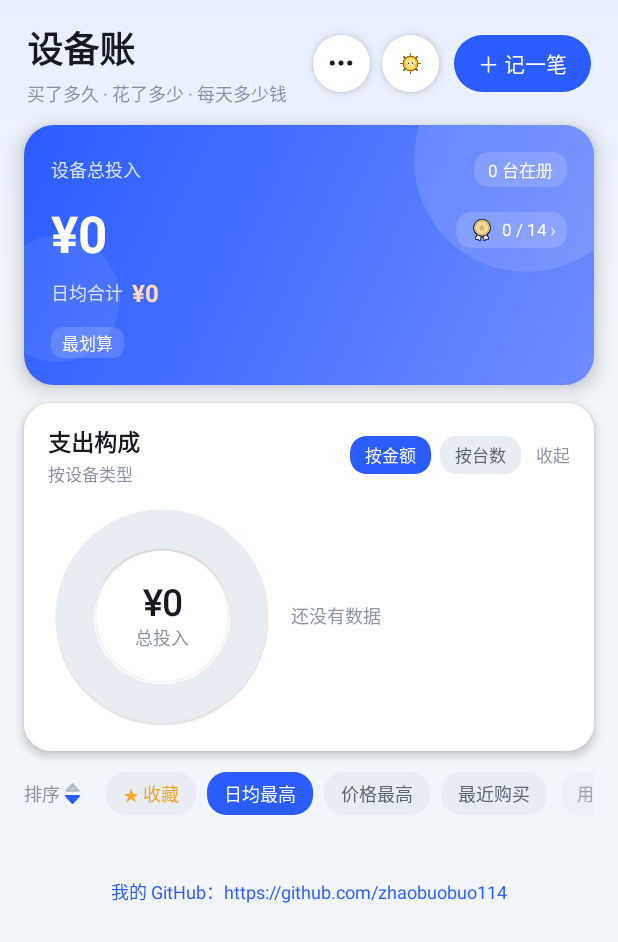
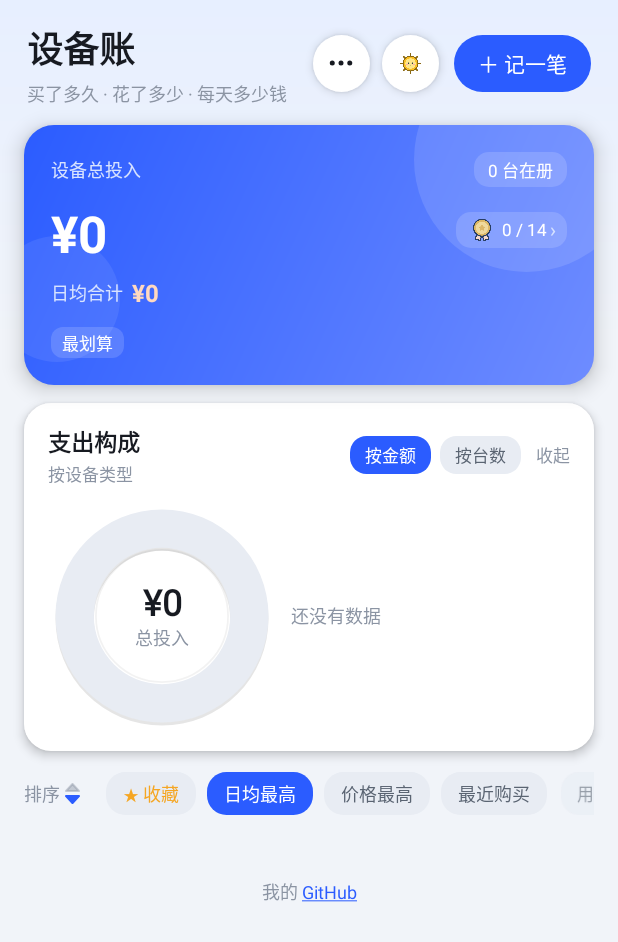
Before and after one commit to zhaobuobuo114/-shebeizhang-Android--, an Android app: the screen it shows after launch (MainActivity), on a phone screen of 412 x 824 dp. Shown: the top 942 px of the screen. Run offline under Robolectric (Android 15) with nearby library versions, the light colour scheme and no system bars; pictures from the network do not load.

Commit message:
v2.0.2：页脚 GitHub 链接收进文字里，导入选择器不再按 MIME 隐藏备份
- footer_github 去掉 %1$s 占位符，四语言重生成；MainActivity 用 SpannableString + 重写
  updateDrawState 的 URLSpan 只露出 "GitHub" 一个词，LinkMovementMethod 只在链接段吃点击，
  非链接区仍走整行 setOnClickListener；词不在译文里时退回整行纯文本。
- OpenDocument 的 MIME 由 application/json,text/plain 改为 */*：部分 ROM 把 .json 报成
  octet-stream，挑 MIME 会连用户自己刚导出的那份都不显示。认不认得出交给 parseJson，
  读不出来有 import_unreadable 明确提示。
- 鸿蒙端查出"导出是 0 字节空壳"后，安卓这条路径按实测复核：导出 2768 B、
  counts.devices 与数组自洽、导入选择器列出该文件、合并弹窗数字取自文件本身。
- versionName 2.0.2 / versionCode 19；CHANGELOG 与 README 补 v2.0.2。开屏条款确认页
  安卓端保留（那一轮只改鸿蒙）。

实测：单元测试 40/40；_check_i18n / _check_interop / _check_lang_loop / _check_export_path
四道闸门 rc=0；导出→导入→合并真机回归 12/12。

```diff
--- a/app/build.gradle.kts
+++ b/app/build.gradle.kts
@@ -29,8 +29,8 @@ android {
         applicationId = "com.deviceledger.app"
         minSdk = 24
         targetSdk = 37
-        versionCode = 18
-        versionName = "2.0.1"
+        versionCode = 19
+        versionName = "2.0.2"
     }
 
     signingConfigs {
--- a/app/src/main/java/com/deviceledger/app/MainActivity.kt
+++ b/app/src/main/java/com/deviceledger/app/MainActivity.kt
@@ -13,6 +13,11 @@ import android.graphics.Paint
 import android.graphics.Rect
 import android.net.Uri
 import android.os.Bundle
+import android.text.SpannableString
+import android.text.Spanned
+import android.text.TextPaint
+import android.text.method.LinkMovementMethod
+import android.text.style.URLSpan
 import android.view.Gravity
 import android.view.View
 import android.widget.Toast
@@ -81,11 +86,16 @@ import java.util.Locale
 import java.util.Comparator
 
 /**
- * 页脚那条链接指向作者的 GitHub。写在这里而不是文案里：
- * 四门语言的 `footer_github` 都长成「我的 GitHub：{0}」，URL 是数据不是文案，
+ * 页脚那条链接指向作者的 GitHub。写在这里而不是文案里：URL 是数据不是文案，
  * 放进文案表会让它有机会被译歪。鸿蒙端 `pages/Index.ets` 有同一个常量，值必须一致。
+ *
+ * 屏幕上不再出现这串地址：它作为超链接挂在文案里字面量「GitHub」这个词上，
+ * 所以 `footer_github` 四门语言都只是「我的 GitHub」这一句。
  */
 private const val GITHUB_URL = "https://github.com/zhaobuobuo114"
+
+/** 四种语言的这条文案里都出现这个字面量，按它定位要上链接的那几个字 */
+private const val GITHUB_LINK_WORD = "GitHub"
 
 class MainActivity : AppCompatActivity() {
 
@@ -952,6 +962,8 @@ class MainActivity : AppCompatActivity() {
         press(binding.btnConfirmCancel) { showConfirm(false) }
         press(binding.btnConfirmDelete) { confirmDelete() }
         // 页脚那条 GitHub 不带按压缩放：它是一行文字，不是按钮
+        // 页脚整行可点（点「我的」两个字也该能打开），行里的「GitHub」另有一个 URLSpan
+        binding.tvGithub.movementMethod = LinkMovementMethod.getInstance()
         binding.tvGithub.setOnClickListener { openGitHub() }
     }
 
@@ -965,6 +977,28 @@ class MainActivity : AppCompatActivity() {
         } catch (e: Exception) {
             // 机器上没有可打开的浏览器
         }
+    }
+
+    /**
+     * 页脚那一行的文字：地址不画出来，挂在「GitHub」这五个字上。
+     *
+     * 用 URLSpan 而不是只给整行挂点击：无障碍服务会把这几个字单独念成"链接"，
+     * 视觉上也有下划线和主色，跟"这行字里藏了个链接"的意图对得上。
+     * 万一某条译文里没有 "GitHub" 这个字面量，就退回普通整行文字 ——
+     * 行本身的点击还在（setupListeners 里那句 setOnClickListener），不会变成死链。
+     */
+    private fun githubFooter(t: AppTheme): CharSequence {
+        val label = getString(R.string.footer_github)
+        val at = label.indexOf(GITHUB_LINK_WORD)
+        if (at < 0) return label
+        val sp = SpannableString(label)
+        sp.setSpan(object : URLSpan(GITHUB_URL) {
+            override fun updateDrawState(ds: TextPaint) {
+                ds.color = t.primary
+                ds.isUnderlineText = true
+            }
+        }, at, at + GITHUB_LINK_WORD.length, Spanned.SPAN_EXCLUSIVE_EXCLUSIVE)
+        return sp
     }
 
     private fun press(view: View, scale: Float = 0.92f, action: () -> Unit) {
@@ -1748,7 +1782,10 @@ class MainActivity : AppCompatActivity() {
             DataSheet.DataActions(
                 onExportFile = { exportLauncher.launch(BackupStore.fileName()) },
                 onShare = { shareSnapshot() },
-                onImportPick = { importLauncher.launch(arrayOf("application/json", "text/plain")) },
+                // 不按 mime 过滤：部分 ROM 把 .json 报成 octet-stream，
+                // 挑 MIME 会让选择器连用户自己刚导出的那份都不显示。
+                // 认不认得出是 parseJson 的事，读不出来会明确提示"这个文件里没有设备账数据"。
+                onImportPick = { importLauncher.launch(arrayOf("*/*")) },
                 onRestoreBackup = { slot -> askRestoreBackup(slot) },
                 onOpenTrash = { openTrashSheet() },
                 onOpenBadges = { openBadgeWall() },
@@ -1854,8 +1891,8 @@ class MainActivity : AppCompatActivity() {
         b.btnByAmount.setText(R.string.chart_by_amount)
         b.btnByCount.setText(R.string.chart_by_count)
         b.tvSortLabel.setText(R.string.sort_label)
-        // 页脚那条带 URL 参数，不能用 setText(R.string.x)：URL 是常量，文案表里只放句式
-        b.tvGithub.text = getString(R.string.footer_github, GITHUB_URL)
+        // 页脚：地址不显示，作为超链接挂在「GitHub」上；换语言要重画一次 span
+        b.tvGithub.text = githubFooter(theme)
         b.ivEmpty.setContentDescription(getString(R.string.cd_empty))
         b.ivTop.setContentDescription(getString(R.string.cd_top))
         b.btnUndo.setText(R.string.undo_button)
@@ -2230,8 +2267,9 @@ class MainActivity : AppCompatActivity() {
         b.tvEmptyTitle.setTextColor(t.text)
         b.tvEmptyDesc1.setTextColor(t.sub)
         b.tvEmptyDesc2.setTextColor(t.sub)
-        // 页脚那条 GitHub 用主色，看着像个链接
-        b.tvGithub.setTextColor(t.primary)
+        // 页脚：底色调成次要色，链接色由 span 自己画（换主题要重建成新配色）
+        b.tvGithub.setTextColor(t.sub)
+        b.tvGithub.text = githubFooter(t)
         b.btnEmptyAdd.background = roundedDrawable(t.primary, 20f, d)
         b.btnEmptyAdd.setTextColor(CardColors.whiteText)
 
--- a/app/src/main/res/values/strings.xml
+++ b/app/src/main/res/values/strings.xml
@@ -128,7 +128,7 @@
     <string name="fmt_m">百万</string>
     <string name="fmt_wan">万</string>
     <string name="fmt_yi">亿</string>
-    <string name="footer_github">我的 GitHub：%1$s</string>
+    <string name="footer_github">我的 GitHub</string>
     <string name="import_backup_unreadable">这份备份读不出来</string>
     <string name="import_cancel">取消</string>
     <string name="import_chooser_title">导出设备账数据</string>
```
Also changed, not shown: 5 other files.
